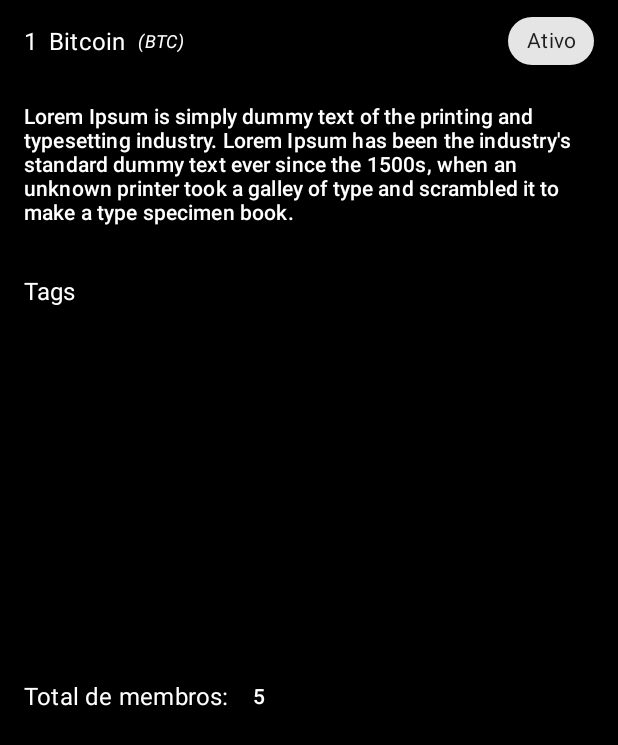
After one commit to gitdaniellopes/CryptoMoeda-App, an Android app: the layout fragment_detail_coin.xml on its own in the app's theme, with its tools: preview values and no code run, on a phone screen of 412 x 824 dp. The commit adds this screen. Shown: the top 745 px of the screen. Run offline under Robolectric (Android 15) with nearby library versions, the phone set to English and light mode, and no system bars.

Commit message:
create fragment_detail_coin, CoinDetailDatabinding

```diff
--- a/CriptoMoedaApp/app/src/main/java/br/com/criptomoedaapp/domain/model/CoinDetail.kt
+++ b/CriptoMoedaApp/app/src/main/java/br/com/criptomoedaapp/domain/model/CoinDetail.kt
@@ -12,6 +12,6 @@ data class CoinDetail(
     val tags: List<String>,
     val team: List<TeamMember>
 ){
+    fun getTagCount() = tags.size
     fun getTeamCount() = team.size
-    fun getTagCount() = tags.size
 }
--- /dev/null
+++ b/CriptoMoedaApp/app/src/main/java/br/com/criptomoedaapp/presentation/adapter/binding/CoinDetailBindingAdapter.kt
@@ -0,0 +1,27 @@
+package br.com.criptomoedaapp.presentation.adapter.binding
+
+import android.widget.TextView
+import androidx.databinding.BindingAdapter
+import br.com.criptomoedaapp.R
+import br.com.criptomoedaapp.domain.model.CoinDetail
+import com.google.android.material.chip.Chip
+
+@BindingAdapter("coinTotalMembers")
+fun TextView.setTotalMembers(coin: CoinDetail?) {
+    coin?.let {
+        text = it.getTeamCount().toString()
+    }
+}
+
+@BindingAdapter("coinActiveDetailTv")
+fun Chip.setCoinActiveDetail(coin: CoinDetail?) {
+    coin?.let {
+        if (it.isActive) {
+            text = context.getString(R.string.active)
+            setChipBackgroundColorResource(R.color.green)
+        } else {
+            text = context.getString(R.string.Inactive)
+            setChipBackgroundColorResource(R.color.red)
+        }
+    }
+}
--- /dev/null
+++ b/CriptoMoedaApp/app/src/main/res/layout/fragment_detail_coin.xml
@@ -0,0 +1,145 @@
+<?xml version="1.0" encoding="utf-8"?>
+<layout xmlns:android="http://schemas.android.com/apk/res/android"
+    xmlns:app="http://schemas.android.com/apk/res-auto"
+    xmlns:tools="http://schemas.android.com/tools">
+
+    <data>
+
+        <variable
+            name="coinDetail"
+            type="br.com.criptomoedaapp.domain.model.CoinDetail" />
+    </data>
+
+    <androidx.constraintlayout.widget.ConstraintLayout
+        android:layout_width="match_parent"
+        android:layout_height="match_parent"
+        android:background="@color/black">
+
+        <com.google.android.material.textview.MaterialTextView
+            android:id="@+id/tv_rank_coin"
+            style="@style/TextAppearance.MaterialComponents.Subtitle1"
+            android:layout_width="wrap_content"
+            android:layout_height="wrap_content"
+            android:layout_marginStart="16dp"
+            android:layout_marginTop="16dp"
+            android:text="@{coinDetail.coinId}"
+            android:textColor="@color/white"
+            app:layout_constraintEnd_toStartOf="@+id/tv_coin_name"
+            app:layout_constraintHorizontal_bias="0.5"
+            app:layout_constraintStart_toStartOf="parent"
+            app:layout_constraintTop_toTopOf="parent"
+            tools:text="1" />
+
+        <com.google.android.material.textview.MaterialTextView
+            android:id="@+id/tv_coin_name"
+            style="@style/TextAppearance.MaterialComponents.Subtitle1"
+            android:layout_width="wrap_content"
+            android:layout_height="wrap_content"
+            android:layout_marginStart="8dp"
+            android:text="@{coinDetail.description}"
+            android:textAlignment="center"
+            android:textColor="@color/white"
+            app:layout_constraintEnd_toStartOf="@+id/tv_coin_symbol"
+            app:layout_constraintHorizontal_bias="0.5"
+            app:layout_constraintStart_toEndOf="@+id/tv_rank_coin"
+            app:layout_constraintTop_toTopOf="@+id/tv_rank_coin"
+            tools:text="Bitcoin" />
+
+        <com.google.android.material.textview.MaterialTextView
+            android:id="@+id/tv_coin_symbol"
+            style="@style/TextAppearance.MaterialComponents.Caption"
+            coinSymbolTv="@{coin}"
+            android:layout_width="0dp"
+            android:layout_height="wrap_content"
+            android:layout_marginStart="8dp"
+            android:layout_marginEnd="8dp"
+            android:textAlignment="viewStart"
+            android:textColor="@color/white"
+            android:textStyle="italic"
+            app:layout_constraintBottom_toBottomOf="@+id/tv_coin_name"
+            app:layout_constraintEnd_toStartOf="@+id/tv_coin_active"
+            app:layout_constraintHorizontal_bias="0.5"
+            app:layout_constraintStart_toEndOf="@+id/tv_coin_name"
+            app:layout_constraintTop_toTopOf="@+id/tv_coin_name"
+            tools:text="(BTC)" />
+
+        <com.google.android.material.chip.Chip
+            android:id="@+id/tv_coin_active"
+            style="@style/TextAppearance.MaterialComponents.Subtitle2"
+            coinActiveDetailTv="@{coinDetail}"
+            android:layout_width="wrap_content"
+            android:layout_height="wrap_content"
+            android:layout_marginEnd="16dp"
+            android:textAlignment="center"
+            android:textStyle="italic"
+            app:layout_constraintBottom_toBottomOf="@+id/tv_coin_symbol"
+            app:layout_constraintEnd_toEndOf="parent"
+            app:layout_constraintTop_toTopOf="@+id/tv_coin_symbol"
+            tools:text="Ativo" />
+
+        <com.google.android.material.textview.MaterialTextView
+            android:id="@+id/tv_description_coin"
+            style="@style/TextAppearance.MaterialComponents.Subtitle2"
+            android:layout_width="0dp"
+            android:layout_height="wrap_content"
+            android:layout_marginStart="16dp"
+            android:layout_marginTop="32dp"
+            android:layout_marginEnd="16dp"
+            android:text="@{coinDetail.description}"
+            android:textColor="@color/white"
+            app:layout_constraintEnd_toEndOf="parent"
+            app:layout_constraintStart_toStartOf="parent"
+            app:layout_constraintTop_toBottomOf="@+id/tv_coin_symbol"
+            tools:text="Lorem Ipsum is simply dummy text of the printing and typesetting industry. Lorem Ipsum has been the industry's standard dummy text ever since the 1500s, when an unknown printer took a galley of type and scrambled it to make a type specimen book." />
+
+        <com.google.android.material.textview.MaterialTextView
+            android:id="@+id/textView2"
+            style="@style/TextAppearance.MaterialComponents.Subtitle1"
+            android:layout_width="wrap_content"
+            android:layout_height="wrap_content"
+            android:layout_marginTop="32dp"
+            android:text="@string/tv_content_tag"
+            android:textColor="@color/white"
+            app:layout_constraintStart_toStartOf="@+id/tv_description_coin"
+            app:layout_constraintTop_toBottomOf="@+id/tv_description_coin" />
+
+        <com.google.android.material.chip.ChipGroup
+            android:id="@+id/chipGroup"
+            android:layout_width="0dp"
+            android:layout_height="200dp"
+            android:layout_marginStart="16dp"
+            android:layout_marginTop="24dp"
+            android:layout_marginEnd="16dp"
+            app:layout_constraintEnd_toEndOf="parent"
+            app:layout_constraintStart_toStartOf="parent"
+            app:layout_constraintTop_toBottomOf="@+id/textView2">
+
+        </com.google.android.material.chip.ChipGroup>
+
+        <com.google.android.material.textview.MaterialTextView
+            android:id="@+id/textView3"
+            style="@style/TextAppearance.MaterialComponents.Subtitle1"
+            android:layout_width="wrap_content"
+            android:layout_height="wrap_content"
+            android:layout_marginStart="16dp"
+            android:layout_marginTop="24dp"
+            android:text="@string/total_members"
+            android:textColor="@color/white"
+            app:layout_constraintStart_toStartOf="parent"
+            app:layout_constraintTop_toBottomOf="@+id/chipGroup" />
+
+        <com.google.android.material.textview.MaterialTextView
+            android:id="@+id/tv_total_members"
+            style="@style/TextAppearance.MaterialComponents.Subtitle2"
+            coinTotalMembers="@{coinDetail}"
+            android:layout_width="wrap_content"
+            android:layout_height="wrap_content"
+            android:layout_marginStart="16dp"
+            android:textColor="@color/white"
+            app:layout_constraintBottom_toBottomOf="@+id/textView3"
+            app:layout_constraintStart_toEndOf="@+id/textView3"
+            app:layout_constraintTop_toTopOf="@+id/textView3"
+            tools:text="5" />
+
+    </androidx.constraintlayout.widget.ConstraintLayout>
+</layout>
--- a/CriptoMoedaApp/app/src/main/res/values/strings.xml
+++ b/CriptoMoedaApp/app/src/main/res/values/strings.xml
@@ -2,4 +2,6 @@
     <string name="app_name">Cripto Moedas</string>
     <string name="active">Ativo</string>
     <string name="Inactive">Inativo</string>
+    <string name="tv_content_tag">Tags</string>
+    <string name="total_members">Total de membros:</string>
 </resources>
```
